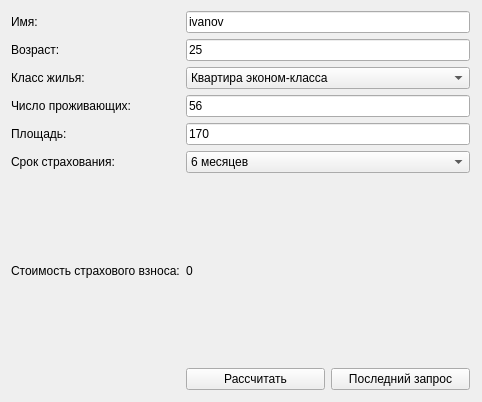
Old version of the form widget.ui in the repository LexaOop4Sem/OOP8.
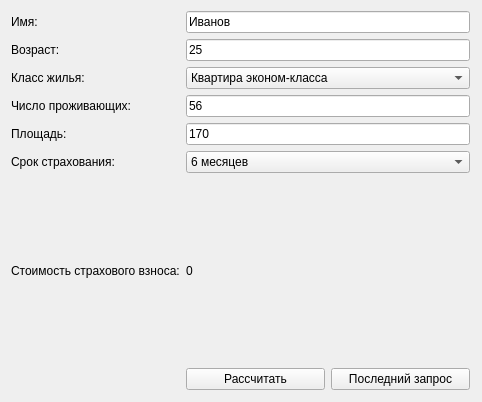
New version of the form.

Commit message: without inputs

```diff
--- a/widget.ui
+++ b/widget.ui
@@ -33,7 +33,7 @@
     <item row="3" column="2">
      <widget class="QLineEdit" name="owner">
       <property name="text">
-       <string>ivanov</string>
+       <string>Иванов</string>
       </property>
      </widget>
     </item>
```
The commit also changes 2 other files.
